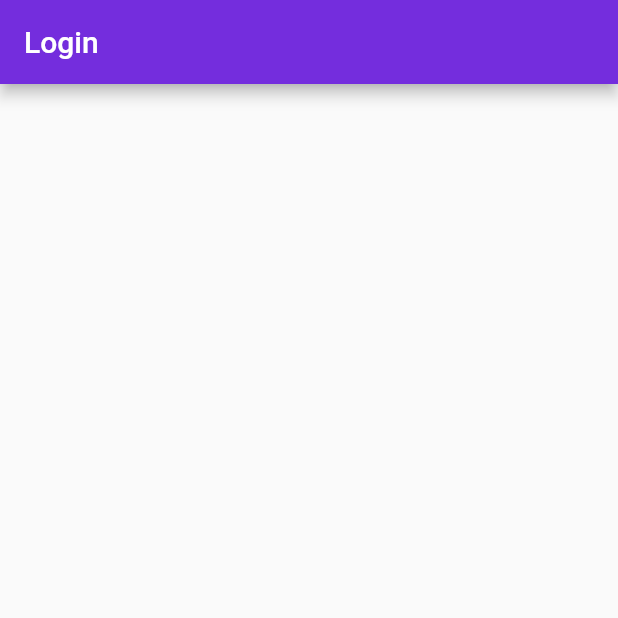
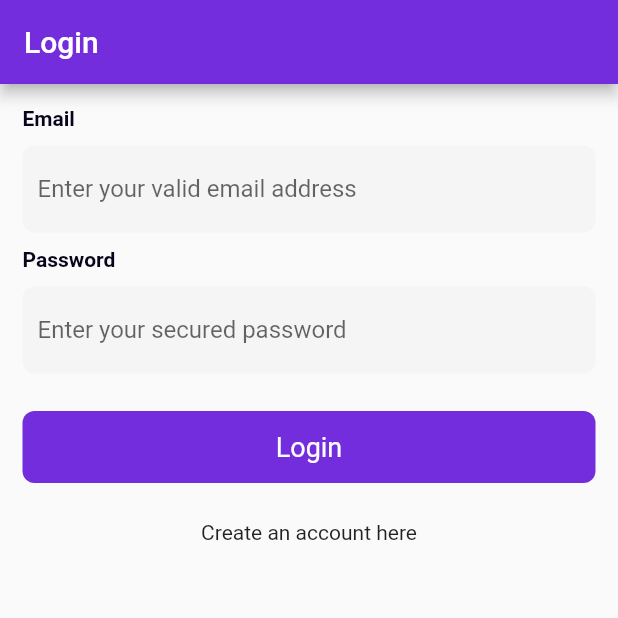
Before and after one commit to fiki2002/Todo_App_REST_API, a Flutter app: the screen it shows after launch, on a phone screen of 412 x 824 dp, the top half of it. Run offline on Flutter 3.47's test engine with Material 2 defaults, Android fonts, the phone set to English and light mode, and no system bars.

Commit message:
auth Done!

```diff
--- a/lib/main.dart
+++ b/lib/main.dart
@@ -1,5 +1,8 @@
 import 'package:flutter/material.dart';
+import 'package:provider/provider.dart';
+import 'package:todo_app/provider/authProvider/auth_provider.dart';
 import 'package:todo_app/splash.dart';
+import 'package:todo_app/styles/colors.dart';
 
 void main() => runApp(
       const MyApp(),
@@ -10,8 +13,19 @@ class MyApp extends StatelessWidget {
 
   @override
   Widget build(BuildContext context) {
-    return const MaterialApp(
-      home: SplashScreen(),
+    return MultiProvider(
+      providers: [
+       ChangeNotifierProvider(create: (_) => AuthenticationProvider()),
+      ],
+      child:  MaterialApp(
+          theme: ThemeData(
+            appBarTheme: AppBarTheme(
+              color: primaryColor,
+            ),
+            primaryColor: primaryColor,
+          ),
+          home: const SplashScreen(),
+        ),
     );
   }
 }
--- a/lib/screens/auth/login.dart
+++ b/lib/screens/auth/login.dart
@@ -3,7 +3,6 @@ import 'package:todo_app/screens/auth/register.dart';
 import 'package:todo_app/widgets/custom_button.dart';
 import 'package:todo_app/widgets/custom_textfield.dart';
 
-import '../../styles/colors.dart';
 import '../../utils/routers.dart';
 
 class LoginPage extends StatefulWidget {
@@ -29,11 +28,8 @@ class _LoginPageState extends State<LoginPage> {
     return Scaffold(
       appBar: AppBar(
         title: const Text('Login'),
-        backgroundColor: primaryColor,
       ),
-      body: CustomScrollView(
-        slivers: [
-          Container(
+      body: Container(
         padding: const EdgeInsets.all(15),
         child: Column(
           children: [
@@ -69,8 +65,6 @@ class _LoginPageState extends State<LoginPage> {
           ],
         ),
       ),
-        ],
-      ),
     );
   }
 }
```
Also changed, not shown: lib/provider/authProvider/auth_provider.dart (added, +121 -0 lines), lib/screens/auth/register.dart (+31 -6 lines), pubspec.lock. Lines whose indentation alone changed are shown as unchanged.
